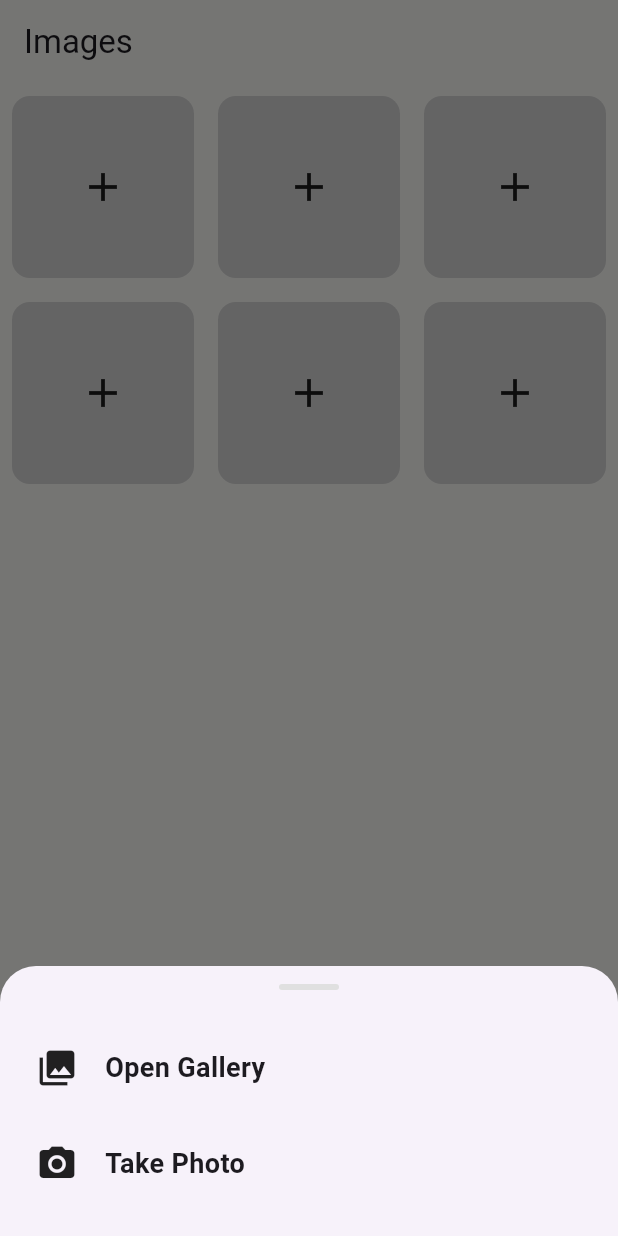
After one commit to G1-raj/connect, a Flutter app: the ImageInputScreen screen opened by its route, after a tap on the "add" icon, on a phone screen of 412 x 824 dp. The commit adds this screen. Run offline on Flutter 3.47's test engine with Material 3 defaults, Android fonts, the phone set to English and light mode, and no system bars; our stand-ins replace flutter_riverpod, go_router, image_picker.

Commit message:
Created the screen to take profile images of user

```diff
--- a/frontend/connect/lib/core/routing/router.dart
+++ b/frontend/connect/lib/core/routing/router.dart
@@ -1,3 +1,4 @@
+import 'package:connect/features/auth/presentation/sign_up/image_input_screen.dart';
 import 'package:connect/features/auth/presentation/sign_up/profile_screen.dart';
 import 'package:go_router/go_router.dart';
 import 'package:connect/features/auth/presentation/sign_up/password_screen.dart';
@@ -37,6 +38,11 @@ final GoRouter router = GoRouter(
     GoRoute(
       path: "/profile",
       builder: (context, state) => ProfileScreen(),
+    ),
+
+    GoRoute(
+      path: "/image-input",
+      builder: (context, state) => ImageInputScreen(),
     )
   ]
 );
--- /dev/null
+++ b/frontend/connect/lib/features/auth/presentation/sign_up/image_input_screen.dart
@@ -0,0 +1,219 @@
+import 'dart:io';
+
+import 'package:connect/core/theme/theme.dart';
+import 'package:connect/core/widgets/app_button/app_button.dart';
+import 'package:flutter/material.dart';
+import 'package:go_router/go_router.dart';
+import 'package:image_picker/image_picker.dart';
+
+class ImageInputScreen extends StatefulWidget {
+  const ImageInputScreen({super.key});
+
+  @override
+  State<ImageInputScreen> createState() => _ImageInputScreenState();
+}
+
+class _ImageInputScreenState extends State<ImageInputScreen> {
+
+  final ImagePicker _imagePicker = ImagePicker();
+  List<XFile> images = [];
+
+  Future<void> pickImageFromGallery() async {
+    try {
+
+      final picked = await _imagePicker.pickImage(source: ImageSource.gallery, imageQuality: 85);
+
+      if(picked == null) return;
+      setState(() {
+        if(images.length < 6) {
+          images.add(picked);
+        }
+      });
+
+    } catch (e) {
+      print("Failed to pick image from gallery and error is: $e");
+    }
+  }
+
+  Future<void> pickImageFromCamera() async {
+    try {
+
+      final picked = await _imagePicker.pickImage(source: ImageSource.camera, imageQuality: 85);
+
+      if(picked == null)  return;
+      setState(() {
+        if(images.length < 6) {
+          images.add(picked);
+        }
+      });
+
+    } catch (e) {
+      print("Failed to pick image from camera and error is: $e");
+    }
+  }
+
+  void removeImage(int index) => setState(() {
+    images.removeAt(index);
+  });
+
+  @override
+  Widget build(BuildContext context) {
+    final double screenHeight = MediaQuery.of(context).size.height;
+    final double screenWidth = MediaQuery.of(context).size.width;
+
+    return Scaffold(
+      backgroundColor: AppTheme.whiteBackground,
+      appBar: AppBar(
+        title: const Text("Images"),
+        backgroundColor: AppTheme.whiteBackground,
+        elevation: 0,
+      ),
+      body: SafeArea(
+        child: Column(
+          crossAxisAlignment: CrossAxisAlignment.center,
+          children: [
+
+            Expanded(
+              child: GridView.builder(
+                gridDelegate: SliverGridDelegateWithFixedCrossAxisCount(crossAxisCount: 3),
+                itemCount: 6,
+                itemBuilder: (context, index) {
+                  return Padding(
+                    padding: const EdgeInsets.all(8.0),
+                    child: GestureDetector(
+                      onTap: () {
+                        showModalBottomSheet(
+                          context: context,
+                          shape: const RoundedRectangleBorder(
+                            borderRadius: BorderRadius.vertical(top: Radius.circular(24)),
+                          ),
+                          builder: (_) {
+                            return SafeArea(
+                              child: Column(
+                                mainAxisSize: MainAxisSize.min,
+                                children: [
+
+                                  const SizedBox(height: 12),
+
+                                  Container(
+                                    width: 40,
+                                    height: 4,
+                                    decoration: BoxDecoration(
+                                      color: Colors.grey.shade300,
+                                      borderRadius: BorderRadius.circular(10),
+                                    ),
+                                  ),
+
+                                  const SizedBox(height: 20),
+
+                                  _bigTapOption(
+                                    icon: Icons.photo_library,
+                                    text: "Open Gallery",
+                                    onTap: () {
+                                      context.pop();
+                                      pickImageFromGallery();
+                                    }
+                                  ),
+
+                                  _bigTapOption(
+                                    icon: Icons.camera_alt,
+                                    text: "Take Photo",
+                                    onTap: () {
+                                      context.pop();
+                                      pickImageFromCamera();
+                                    }
+                                  ),
+
+                                  const SizedBox(height: 16),
+                                ],
+                              ),
+                            );
+                          },
+                        );
+                      },
+                      child: imageInputCard(
+                        index < images.length ? images[index] : null
+                      )
+                    ),
+                  );
+                },
+            ),),
+
+
+            Align(
+              alignment: Alignment.bottomCenter,
+              child: AppButton(
+                width: screenWidth * 0.95,
+                height: screenHeight * 0.06,
+                text: "Verify",
+                buttonColor: AppTheme.themeRed,
+                textColor: AppTheme.whiteBackground,
+                fontSize: screenWidth * 0.04,
+                onPress: () {
+
+                },
+              ),
+            ),
+
+            SizedBox(
+              height: screenHeight * 0.02,
+            )
+          ],
+        ),
+      )
+    );
+  }
+
+  Widget imageInputCard(XFile? image) {
+    return Container(
+      width: 50,
+      height: 50,
+      decoration: BoxDecoration(
+        color: AppTheme.greyColor,
+        borderRadius: BorderRadius.circular(12.0)
+      ),
+      child: image != null ? Container(
+        width: 50,
+        height: 50,
+        decoration: BoxDecoration(
+          color: Colors.red,
+          borderRadius: BorderRadius.circular(12.0)
+        ),
+        child: ClipRRect(
+          borderRadius: BorderRadius.circular(12.0),
+          child: Image.file(
+            File(image.path),
+            fit: BoxFit.cover,
+          ),
+        ),
+      ): Icon(Icons.add, size: 32,),
+    );
+  }
+
+  Widget _bigTapOption({
+    required IconData icon,
+    required String text,
+    required VoidCallback onTap,
+  }) {
+    return InkWell(
+      onTap: onTap,
+      child: Padding(
+        padding: const EdgeInsets.symmetric(vertical: 18, horizontal: 24),
+        child: Row(
+          children: [
+            Icon(icon, size: 28),
+            const SizedBox(width: 18),
+            Text(
+              text,
+              style: const TextStyle(
+                fontSize: 18,
+                fontWeight: FontWeight.w600,
+              ),
+            ),
+          ],
+        ),
+      ),
+    );
+  }
+
+}
--- a/frontend/connect/lib/features/auth/presentation/sign_up/profile_screen.dart
+++ b/frontend/connect/lib/features/auth/presentation/sign_up/profile_screen.dart
@@ -6,6 +6,7 @@ import 'package:connect/core/widgets/gender_selector/gender_selector.dart';
 import 'package:connect/core/widgets/interests/interests.dart';
 import 'package:connect/core/widgets/sexuality/sexuality.dart';
 import 'package:flutter/material.dart';
+import 'package:go_router/go_router.dart';
 
 class ProfileScreen extends StatefulWidget {
   const ProfileScreen({super.key});
@@ -69,12 +70,11 @@ class _ProfileScreenState extends State<ProfileScreen> {
         curve: Curves.easeInOut
       );
     } else {
-      //code of submit profile will go here
-      print("User Gender is: ${genderController.text}");
-      print("User date of birth is: ${dateOfBirthController.text}");
-      print("User sexuality is: ${sexualityController.text}");
-      print(("User description is: ${descriptionController.text}"));
-      print("User interests are: $interests");
+      //first profile data sending function will call
+      //sendProfileData();
+
+      //navigate to upload images
+      context.pushReplacement("/image-input");
     }
   }
 
```
Also changed, not shown: 2 other files.
